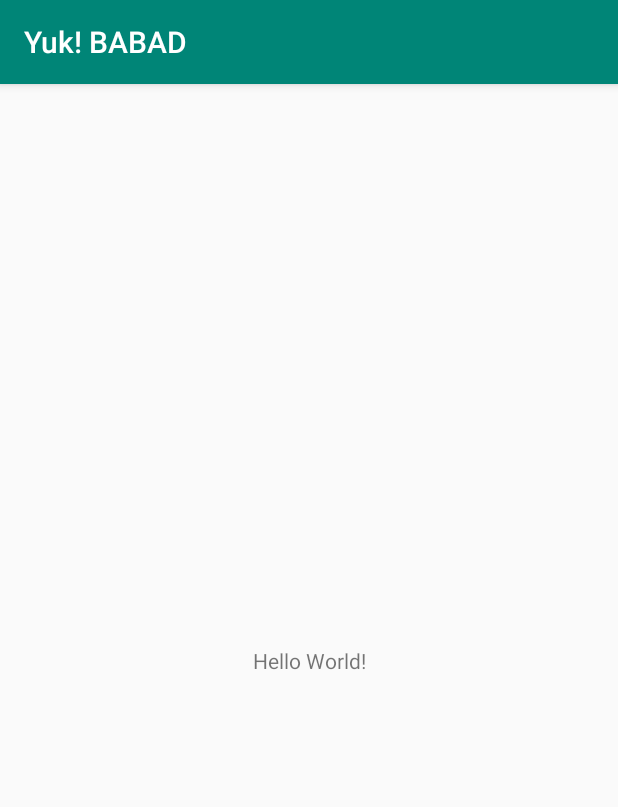
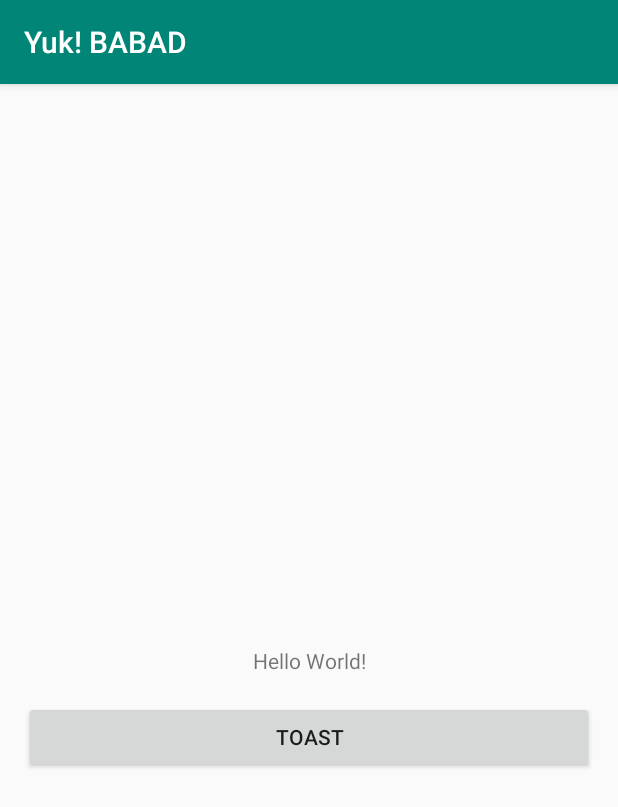
Before and after one commit to AksFerdian74/YUK_BABAD_PKTI, an Android app: the screen it shows after launch (MainActivity), on a phone screen of 412 x 824 dp. Shown: the top 807 px of the screen. Run offline under Robolectric (Android 15) with nearby library versions, the phone set to English and light mode, and no system bars.

Commit message:
Menambahkan Fungsi Toast

```diff
--- a/app/src/main/java/com/agungriza/yukbabad/MainActivity.java
+++ b/app/src/main/java/com/agungriza/yukbabad/MainActivity.java
@@ -3,6 +3,9 @@ package com.agungriza.yukbabad;
 import androidx.appcompat.app.AppCompatActivity;
 
 import android.os.Bundle;
+import android.view.View;
+import android.widget.Button;
+import android.widget.Toast;
 
 public class MainActivity extends AppCompatActivity {
 
@@ -10,5 +13,14 @@ public class MainActivity extends AppCompatActivity {
     protected void onCreate(Bundle savedInstanceState) {
         super.onCreate(savedInstanceState);
         setContentView(R.layout.activity_main);
+
+        Button btnToast = findViewById(R.id.btn_toast);
+
+        btnToast.setOnClickListener(new View.OnClickListener() {
+            @Override
+            public void onClick(View v) {
+                Toast.makeText(MainActivity.this, "Uji Coba", Toast.LENGTH_SHORT).show();
+            }
+        });
     }
 }
--- a/app/src/main/res/layout/activity_main.xml
+++ b/app/src/main/res/layout/activity_main.xml
@@ -7,6 +7,7 @@
     tools:context=".MainActivity">
 
     <TextView
+        android:id="@+id/textView"
         android:layout_width="wrap_content"
         android:layout_height="wrap_content"
         android:text="Hello World!"
@@ -15,4 +16,18 @@
         app:layout_constraintRight_toRightOf="parent"
         app:layout_constraintTop_toTopOf="parent" />
 
+    <Button
+        android:id="@+id/btn_toast"
+        android:layout_width="0dp"
+        android:layout_height="wrap_content"
+        android:layout_marginStart="16dp"
+        android:layout_marginTop="16dp"
+        android:layout_marginEnd="16dp"
+        android:layout_marginBottom="308dp"
+        android:text="@string/toast"
+        app:layout_constraintBottom_toBottomOf="parent"
+        app:layout_constraintEnd_toEndOf="parent"
+        app:layout_constraintStart_toStartOf="parent"
+        app:layout_constraintTop_toBottomOf="@+id/textView" />
+
 </androidx.constraintlayout.widget.ConstraintLayout>
--- a/app/src/main/res/values/strings.xml
+++ b/app/src/main/res/values/strings.xml
@@ -1,3 +1,4 @@
 <resources>
     <string name="app_name">Yuk! BABAD</string>
+    <string name="toast">Toast</string>
 </resources>
```
